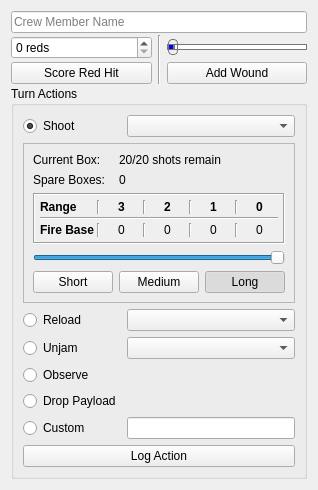
Qt form turn_logger/CrewControls.ui (wchamilton/CEManeuverLog) before a commit.
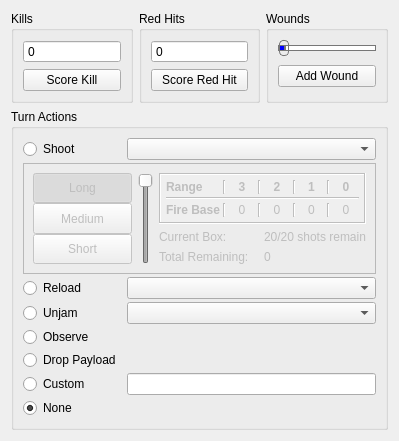
The same form after that commit.

Commit message: Finished up the actions controls. Will need to ensure no memory leaks happen but currently fine so long as one plane is used

What changed in the file:
```diff
--- a/turn_logger/CrewControls.ui
+++ b/turn_logger/CrewControls.ui
@@ -6,212 +6,86 @@
    <rect>
     <x>0</x>
     <y>0</y>
-    <width>295</width>
-    <height>481</height>
+    <width>399</width>
+    <height>410</height>
    </rect>
   </property>
   <property name="windowTitle">
    <string>Form</string>
   </property>
   <layout class="QGridLayout" name="gridLayout_2">
-   <property name="verticalSpacing">
-    <number>2</number>
-   </property>
-   <item row="2" column="2">
-    <widget class="QPushButton" name="add_wound_btn">
-     <property name="text">
-      <string>Add Wound</string>
-     </property>
-    </widget>
-   </item>
-   <item row="0" column="0" colspan="3">
-    <widget class="QLineEdit" name="name">
-     <property name="placeholderText">
-      <string>Crew Member Name</string>
-     </property>
-    </widget>
-   </item>
-   <item row="1" column="2">
-    <widget class="QSlider" name="wounds">
-     <property name="enabled">
-      <bool>true</bool>
-     </property>
-     <property name="sizePolicy">
-      <sizepolicy hsizetype="Preferred" vsizetype="Fixed">
-       <horstretch>0</horstretch>
-       <verstretch>0</verstretch>
-      </sizepolicy>
-     </property>
-     <property name="styleSheet">
-      <string notr="true">QSlider::groove:horizontal {
-border: 1px solid #bbb;
-background: white;
-height: 4px;
-border-radius: 4px;
-}
-
-QSlider::sub-page:horizontal {
-background-color: blue;
-border: 1px solid #777;
-height: 4px;
-border-radius: 4px;
-}
-
-QSlider::add-page:horizontal {
-background: #fff;
-border: 1px solid #777;
-height: 4px;
-border-radius: 4px;
-}
-
-QSlider::handle:horizontal {
-background: qlineargradient(x1:0, y1:0, x2:1, y2:1,
-    stop:0 #eee, stop:1 #ccc);
-border: 1px solid #777;
-width: 8px;
-margin-top: -6px;
-margin-bottom: -6px;
-border-radius: 4px;
-}
-
-QSlider::sub-page:horizontal:disabled {
-background: #bbb;
-border-color: #999;
-}
-
-QSlider::add-page:horizontal:disabled {
-background: #eee;
-border-color: #999;
-}
-
-QSlider::handle:horizontal:disabled {
-background: #eee;
-border: 1px solid #aaa;
-border-radius: 4px;
-}</string>
-     </property>
-     <property name="maximum">
-      <number>3</number>
-     </property>
-     <property name="pageStep">
-      <number>1</number>
-     </property>
-     <property name="value">
-      <number>0</number>
-     </property>
-     <property name="orientation">
-      <enum>Qt::Horizontal</enum>
-     </property>
-     <property name="tickPosition">
-      <enum>QSlider::TicksBothSides</enum>
-     </property>
-    </widget>
-   </item>
-   <item row="2" column="0">
-    <widget class="QPushButton" name="score_red_btn">
-     <property name="text">
-      <string>Score Red Hit</string>
-     </property>
-    </widget>
-   </item>
-   <item row="1" column="0">
-    <widget class="QSpinBox" name="reds_spin">
-     <property name="suffix">
-      <string> reds</string>
-     </property>
-    </widget>
-   </item>
-   <item row="1" column="1" rowspan="2">
-    <widget class="Line" name="line">
-     <property name="orientation">
-      <enum>Qt::Vertical</enum>
-     </property>
-    </widget>
-   </item>
-   <item row="3" column="0" colspan="3">
+   <item row="1" column="0" colspan="3">
     <widget class="QGroupBox" name="action_grp">
      <property name="title">
       <string>Turn Actions</string>
      </property>
      <layout class="QGridLayout" name="gridLayout_3">
-      <item row="0" column="0">
-       <widget class="QRadioButton" name="shoot_radio">
-        <property name="text">
-         <string>Shoot</string>
-        </property>
-        <property name="checked">
-         <bool>true</bool>
-        </property>
-       </widget>
-      </item>
-      <item row="0" column="1">
-       <widget class="QComboBox" name="gun_selection_shoot"/>
-      </item>
-      <item row="2" column="0">
-       <widget class="QRadioButton" name="reload_radio">
-        <property name="text">
-         <string>Reload</string>
-        </property>
-       </widget>
-      </item>
-      <item row="2" column="1">
-       <widget class="QComboBox" name="gun_selection_reload"/>
-      </item>
-      <item row="3" column="0">
+      <property name="verticalSpacing">
+       <number>3</number>
+      </property>
+      <item row="4" column="0">
        <widget class="QRadioButton" name="unjam_radio">
         <property name="text">
          <string>Unjam</string>
         </property>
+        <attribute name="buttonGroup">
+         <string notr="true">actionGroup</string>
+        </attribute>
+       </widget>
+      </item>
+      <item row="1" column="0">
+       <widget class="QRadioButton" name="shoot_radio">
+        <property name="text">
+         <string>Shoot</string>
+        </property>
+        <property name="checked">
+         <bool>false</bool>
+        </property>
+        <attribute name="buttonGroup">
+         <string notr="true">actionGroup</string>
+        </attribute>
        </widget>
       </item>
       <item row="3" column="1">
-       <widget class="QComboBox" name="gun_selection_unjam"/>
+       <widget class="QComboBox" name="gun_selection_reload"/>
       </item>
-      <item row="4" column="0">
-       <widget class="QRadioButton" name="observe_radio">
-        <property name="text">
-         <string>Observe</string>
-        </property>
-       </widget>
-      </item>
-      <item row="5" column="0">
+      <item row="6" column="0">
        <widget class="QRadioButton" name="drop_bomb_radio">
         <property name="text">
          <string>Drop Payload</string>
         </property>
        </widget>
       </item>
-      <item row="5" column="1">
-       <widget class="QLabel" name="remaining_bombs_lbl">
-        <property name="text">
-         <string>&lt;remaining_bombs&gt;</string>
-        </property>
-       </widget>
-      </item>
-      <item row="6" column="0">
-       <widget class="QRadioButton" name="custom_radio">
-        <property name="text">
-         <string>Custom</string>
-        </property>
-       </widget>
-      </item>
-      <item row="6" column="1">
+      <item row="7" column="1">
        <widget class="QLineEdit" name="custom_action_line_edit"/>
       </item>
-      <item row="7" column="0" colspan="2">
-       <widget class="QPushButton" name="log_action">
-        <property name="toolTip">
-         <string>Note only one action can be logged per crew per turn</string>
+      <item row="4" column="1">
+       <widget class="QComboBox" name="gun_selection_unjam"/>
+      </item>
+      <item row="3" column="0">
+       <widget class="QRadioButton" name="reload_radio">
+        <property name="text">
+         <string>Reload</string>
         </property>
+        <attribute name="buttonGroup">
+         <string notr="true">actionGroup</string>
+        </attribute>
+       </widget>
+      </item>
+      <item row="5" column="0">
+       <widget class="QRadioButton" name="observe_radio">
         <property name="text">
-         <string>Log Action</string>
+         <string>Observe</string>
         </property>
        </widget>
       </item>
-      <item row="1" column="0" colspan="2">
+      <item row="1" column="1">
+       <widget class="QComboBox" name="gun_selection_shoot"/>
+      </item>
+      <item row="2" column="0" colspan="2">
        <widget class="QFrame" name="shoot_frame">
         <property name="enabled">
-         <bool>true</bool>
+         <bool>false</bool>
         </property>
         <property name="frameShape">
          <enum>QFrame::StyledPanel</enum>
@@ -223,37 +97,20 @@
          <number>1</number>
         </property>
         <layout class="QGridLayout" name="gridLayout">
-         <property name="leftMargin">
-          <number>9</number>
-         </property>
-         <property name="rightMargin">
-          <number>9</number>
-         </property>
-         <property name="bottomMargin">
-          <number>9</number>
-         </property>
-         <item row="0" column="0">
-          <widget class="QLabel" name="label_15">
-           <property name="text">
-            <string>Current Box:</string>
+         <item row="0" column="1" rowspan="3">
+          <widget class="QSlider" name="burst_len">
+           <property name="maximum">
+            <number>2</number>
            </property>
-          </widget>
-         </item>
-         <item row="0" column="1" colspan="2">
-          <widget class="QLabel" name="ammo_box_current">
-           <property name="text">
-            <string>20/20 shots remain</string>
+           <property name="pageStep">
+            <number>1</number>
            </property>
-          </widget>
-         </item>
-         <item row="1" column="0">
-          <widget class="QLabel" name="label_16">
-           <property name="text">
-            <string>Spare Boxes:</string>
+           <property name="value">
+            <number>2</number>
            </property>
           </widget>
          </item>
-         <item row="2" column="0" colspan="3">
+         <item row="0" column="2" colspan="2">
           <widget class="QFrame" name="frame">
            <property name="autoFillBackground">
             <bool>true</bool>
@@ -476,74 +333,278 @@
            </layout>
           </widget>
          </item>
-         <item row="3" column="0" colspan="3">
-          <widget class="QSlider" name="burst_len">
-           <property name="maximum">
-            <number>2</number>
-           </property>
-           <property name="pageStep">
-            <number>1</number>
-           </property>
-           <property name="value">
-            <number>2</number>
-           </property>
-           <property name="orientation">
-            <enum>Qt::Horizontal</enum>
-           </property>
-          </widget>
-         </item>
-         <item row="4" column="0">
-          <widget class="QPushButton" name="short_burst_btn">
+         <item row="1" column="2">
+          <widget class="QLabel" name="label_15">
            <property name="text">
-            <string>Short</string>
+            <string>Current Box:</string>
            </property>
-           <property name="checkable">
-            <bool>true</bool>
-           </property>
-           <property name="autoExclusive">
-            <bool>true</bool>
-           </property>
           </widget>
          </item>
-         <item row="4" column="1">
-          <widget class="QPushButton" name="med_burst_btn">
+         <item row="1" column="3">
+          <widget class="QLabel" name="ammo_box_current">
            <property name="text">
-            <string>Medium</string>
+            <string>20/20 shots remain</string>
            </property>
-           <property name="checkable">
-            <bool>true</bool>
-           </property>
-           <property name="autoExclusive">
-            <bool>true</bool>
-           </property>
           </widget>
          </item>
-         <item row="4" column="2">
-          <widget class="QPushButton" name="long_burst_btn">
+         <item row="2" column="2">
+          <widget class="QLabel" name="label_16">
            <property name="text">
-            <string>Long</string>
+            <string>Total Remaining:</string>
            </property>
-           <property name="checkable">
-            <bool>true</bool>
-           </property>
-           <property name="checked">
-            <bool>true</bool>
-           </property>
-           <property name="autoExclusive">
-            <bool>true</bool>
-           </property>
           </widget>
          </item>
-         <item row="1" column="1" colspan="2">
+         <item row="2" column="3">
           <widget class="QLabel" name="ammo_total">
            <property name="text">
             <string>0</string>
            </property>
           </widget>
          </item>
+         <item row="0" column="0" rowspan="3">
+          <layout class="QVBoxLayout" name="verticalLayout">
+           <property name="spacing">
+            <number>0</number>
+           </property>
+           <item>
+            <widget class="QPushButton" name="long_burst_btn">
+             <property name="sizePolicy">
+              <sizepolicy hsizetype="Minimum" vsizetype="MinimumExpanding">
+               <horstretch>0</horstretch>
+               <verstretch>0</verstretch>
+              </sizepolicy>
+             </property>
+             <property name="text">
+              <string>Long</string>
+             </property>
+             <property name="checkable">
+              <bool>true</bool>
+             </property>
+             <property name="checked">
+              <bool>true</bool>
+             </property>
+             <property name="autoExclusive">
+              <bool>true</bool>
+             </property>
+            </widget>
+           </item>
+           <item>
+            <widget class="QPushButton" name="med_burst_btn">
+             <property name="sizePolicy">
+              <sizepolicy hsizetype="Minimum" vsizetype="MinimumExpanding">
+               <horstretch>0</horstretch>
+               <verstretch>0</verstretch>
+              </sizepolicy>
+             </property>
+             <property name="text">
+              <string>Medium</string>
+             </property>
+             <property name="checkable">
+              <bool>true</bool>
+             </property>
+             <property name="autoExclusive">
+              <bool>true</bool>
+             </property>
+            </widget>
+           </item>
+           <item>
+            <widget class="QPushButton" name="short_burst_btn">
+             <property name="sizePolicy">
+              <sizepolicy hsizetype="Minimum" vsizetype="MinimumExpanding">
+               <horstretch>0</horstretch>
+               <verstretch>0</verstretch>
+              </sizepolicy>
+             </property>
+             <property name="text">
+              <string>Short</string>
+             </property>
+             <property name="checkable">
+              <bool>true</bool>
+             </property>
+             <property name="autoExclusive">
+              <bool>true</bool>
+             </property>
+            </widget>
+           </item>
+          </layout>
+         </item>
         </layout>
        </widget>
       </item>
+      <item row="6" column="1">
+       <widget class="QLabel" name="remaining_bombs_lbl">
+        <property name="text">
+         <string>&lt;remaining_bombs&gt;</string>
+        </property>
+       </widget>
+      </item>
+      <item row="7" column="0">
+       <widget class="QRadioButton" name="custom_radio">
+        <property name="text">
+         <string>Custom</string>
+        </property>
+        <attribute name="buttonGroup">
+         <string notr="true">actionGroup</string>
+        </attribute>
+       </widget>
+      </item>
+      <item row="8" column="0">
+       <widget class="QRadioButton" name="no_action_radio">
+        <property name="text">
+         <string>None</string>
+        </property>
+        <property name="checked">
+         <bool>true</bool>
+        </property>
+        <attribute name="buttonGroup">
+         <string notr="true">actionGroup</string>
+        </attribute>
+       </widget>
+      </item>
+     </layout>
+    </widget>
+   </item>
+   <item row="0" column="0">
+    <widget class="QGroupBox" name="groupBox">
+     <property name="title">
+      <string>Kills</string>
+     </property>
+     <layout class="QGridLayout" name="gridLayout_6">
+      <item row="1" column="0">
+       <widget class="QPushButton" name="score_kill_btn">
+        <property name="text">
+         <string>Score Kill</string>
+        </property>
+       </widget>
+      </item>
+      <item row="0" column="0">
+       <widget class="QSpinBox" name="kills_spin">
+        <property name="buttonSymbols">
+         <enum>QAbstractSpinBox::NoButtons</enum>
+        </property>
+       </widget>
+      </item>
+     </layout>
+    </widget>
+   </item>
+   <item row="0" column="2">
+    <widget class="QGroupBox" name="groupBox_3">
+     <property name="title">
+      <string>Wounds</string>
+     </property>
+     <layout class="QVBoxLayout" name="verticalLayout_2">
+      <property name="spacing">
+       <number>1</number>
+      </property>
+      <property name="topMargin">
+       <number>2</number>
+      </property>
+      <item>
+       <widget class="QSlider" name="wounds">
+        <property name="enabled">
+         <bool>true</bool>
+        </property>
+        <property name="sizePolicy">
+         <sizepolicy hsizetype="Preferred" vsizetype="Fixed">
+          <horstretch>0</horstretch>
+          <verstretch>0</verstretch>
+         </sizepolicy>
+        </property>
+        <property name="styleSheet">
+         <string notr="true">QSlider::groove:horizontal {
+border: 1px solid #bbb;
+background: white;
+height: 4px;
+border-radius: 4px;
+}
+
+QSlider::sub-page:horizontal {
+background-color: blue;
+border: 1px solid #777;
+height: 4px;
+border-radius: 4px;
+}
+
+QSlider::add-page:horizontal {
+background: #fff;
+border: 1px solid #777;
+height: 4px;
+border-radius: 4px;
+}
+
+QSlider::handle:horizontal {
+background: qlineargradient(x1:0, y1:0, x2:1, y2:1,
+    stop:0 #eee, stop:1 #ccc);
+border: 1px solid #777;
+width: 8px;
+margin-top: -6px;
+margin-bottom: -6px;
+border-radius: 4px;
+}
+
+QSlider::sub-page:horizontal:disabled {
+background: #bbb;
+border-color: #999;
+}
+
+QSlider::add-page:horizontal:disabled {
+background: #eee;
+border-color: #999;
+}
+
+QSlider::handle:horizontal:disabled {
+background: #eee;
+border: 1px solid #aaa;
+border-radius: 4px;
+}</string>
+        </property>
+        <property name="maximum">
+         <number>3</number>
+        </property>
+        <property name="pageStep">
+         <number>1</number>
+        </property>
+        <property name="value">
+         <number>0</number>
+        </property>
+        <property name="orientation">
+         <enum>Qt::Horizontal</enum>
+        </property>
+        <property name="tickPosition">
+         <enum>QSlider::TicksBothSides</enum>
+        </property>
+       </widget>
+      </item>
+      <item>
+       <widget class="QPushButton" name="add_wound_btn">
+        <property name="text">
+         <string>Add Wound</string>
+        </property>
+       </widget>
+      </item>
+     </layout>
+    </widget>
+   </item>
+   <item row="0" column="1">
+    <widget class="QGroupBox" name="groupBox_2">
+     <property name="title">
+      <string>Red Hits</string>
+     </property>
+     <layout class="QGridLayout" name="gridLayout_5">
+      <item row="1" column="0">
+       <widget class="QPushButton" name="score_red_btn">
+        <property name="text">
+         <string>Score Red Hit</string>
+        </property>
+       </widget>
+      </item>
+      <item row="0" column="0">
+       <widget class="QSpinBox" name="reds_spin">
+        <property name="buttonSymbols">
+         <enum>QAbstractSpinBox::NoButtons</enum>
+        </property>
+       </widget>
+      </item>
      </layout>
     </widget>
    </item>
```
Left out of the diff: 9 changed lines with no effect on the pictures. The commit also changes 18 other files.
